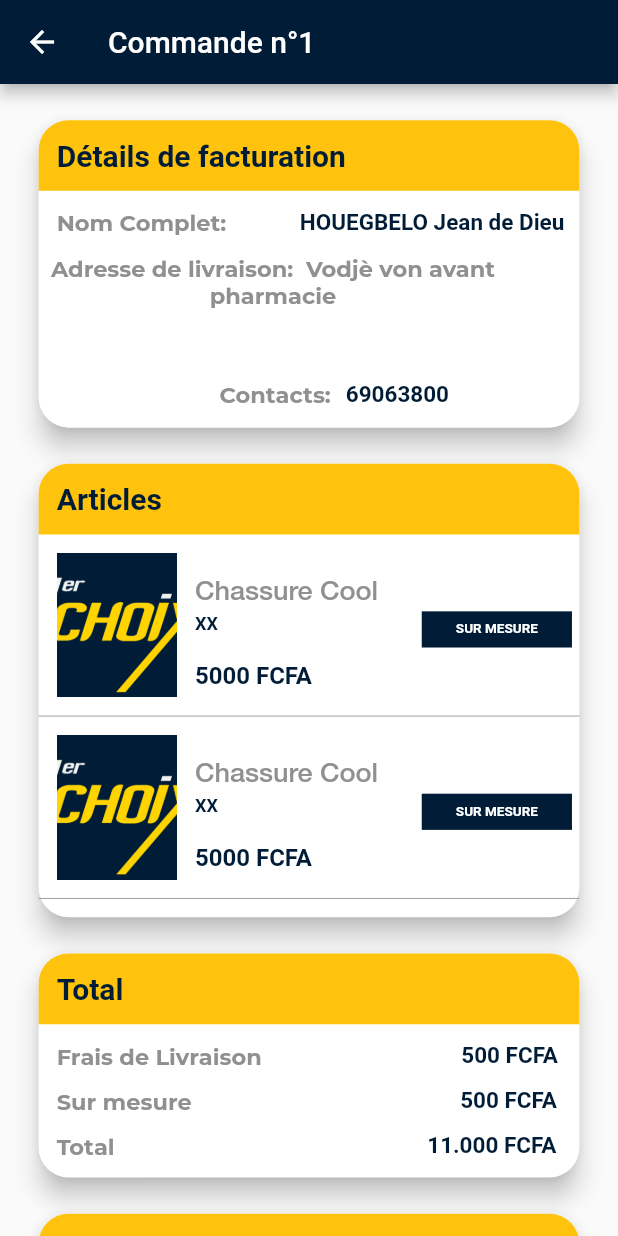
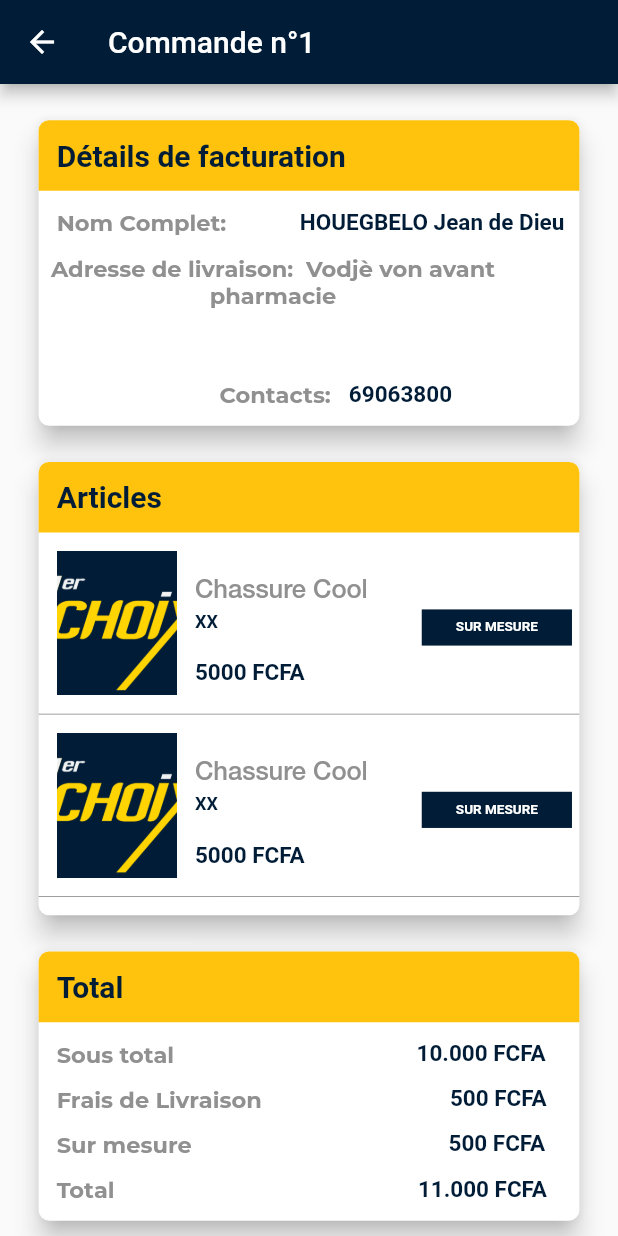
Before and after one commit to savykevin100/First_choice_app, a Flutter app: the MesCommandes screen opened directly, after a tap on "VOIR", on a phone screen of 412 x 824 dp. Run offline on Flutter 3.47's test engine with Material 2 defaults, Android fonts, the phone set to English and light mode, and no system bars; our stand-ins replace badges, cloud_firestore, curved_navigation_bar, datetime_picker_formfield, dropdown_search, email_validator and 7 more; missing offline and left inert: esys_flutter_share, flutter_star_rating, scroll_app_bar, search_choices; accounts and stored records are empty; Roboto replaces fonts that are missing (MontserratBold).

Commit message:
Improvement of the shopping cart page 1 and of DetailsOrders.dart

```diff
--- a/lib/Navigations_pages/Widgets/DetailsCommandes.dart
+++ b/lib/Navigations_pages/Widgets/DetailsCommandes.dart
@@ -20,10 +20,9 @@ class _DetailsCommandesState extends State<DetailsCommandes> {
           children: <Widget>[
             SizedBox(height: longueurPerCent(20, context)),
             Container(
-              height: longueurPerCent(170.0, context),
               width: largeurPerCent(360.0, context),
               child: Material(
-                borderRadius: BorderRadius.circular(20.0),
+                borderRadius: BorderRadius.circular(7.0),
                 color: Colors.white,
                 elevation: 7.0,
                 child: Column(
@@ -31,7 +30,7 @@ class _DetailsCommandesState extends State<DetailsCommandes> {
                     Container(
                       width: largeurPerCent(360.0, context),
                       child: Material(
-                        borderRadius: BorderRadius.only(topLeft: Radius.circular(20),topRight: Radius.circular(20),),
+                        borderRadius: BorderRadius.only(topLeft: Radius.circular(7),topRight: Radius.circular(7),),
                         color: HexColor("#FFC30D"),
                         child: Padding(
                           padding: EdgeInsets.all(longueurPerCent(10, context)),
@@ -42,8 +41,6 @@ class _DetailsCommandesState extends State<DetailsCommandes> {
                         ),
                       ),
                     ),
-
-
                     SizedBox(height: longueurPerCent(10, context),),
                     Row(
                       children: <Widget>[
@@ -109,6 +106,7 @@ class _DetailsCommandesState extends State<DetailsCommandes> {
                         Container(
                           margin: EdgeInsets.only(
                               top: longueurPerCent(0.0, context),
+                              bottom: longueurPerCent(10.0, context),
                               right: longueurPerCent(0.0, context),
                               left: longueurPerCent(100.0, context)),
                           child: Text(
@@ -120,10 +118,9 @@ class _DetailsCommandesState extends State<DetailsCommandes> {
                                 fontFamily: "MonseraBold"),
                           ),
                         ),
-                        Container(
-                          child: Padding(
+                        Padding(
                           padding:
-                            EdgeInsets.only(left: largeurPerCent(10, context)),
+                          EdgeInsets.only(left: longueurPerCent(10, context),bottom:longueurPerCent(10,context) ),
                           child: Text(
                             "69063800",
                             textAlign: TextAlign.right,
@@ -132,7 +129,6 @@ class _DetailsCommandesState extends State<DetailsCommandes> {
                               fontSize: 15,
                               fontFamily: "MontserratBold",
                               fontWeight: FontWeight.bold,
-                              ),
                             ),
                           ),
                         ),
@@ -146,7 +142,7 @@ class _DetailsCommandesState extends State<DetailsCommandes> {
             Container(
               width: largeurPerCent(360.0, context),
               child: Material(
-                borderRadius: BorderRadius.circular(20.0),
+                borderRadius: BorderRadius.circular(7.0),
                 color: Colors.white,
                 elevation: 7.0,
                 child: Column(
@@ -154,7 +150,7 @@ class _DetailsCommandesState extends State<DetailsCommandes> {
                     Container(
                       width: largeurPerCent(360.0, context),
                       child: Material(
-                        borderRadius: BorderRadius.only(topLeft: Radius.circular(20),topRight: Radius.circular(20),),
+                        borderRadius: BorderRadius.only(topLeft: Radius.circular(7),topRight: Radius.circular(7),),
                         color: HexColor("#FFC30D"),
                         child: Padding(
                           padding: EdgeInsets.all(longueurPerCent(10, context)),
@@ -196,7 +192,7 @@ class _DetailsCommandesState extends State<DetailsCommandes> {
                                     style: TextStyle(
                                         color: HexColor(
                                             "#909090"),
-                                        fontSize: 18,
+                                        fontSize: 17,
                                         fontFamily: "Regular"),
                                   ),
                                   SizedBox(
@@ -222,7 +218,7 @@ class _DetailsCommandesState extends State<DetailsCommandes> {
                                     textAlign: TextAlign.right,
                                     style: TextStyle(
                                       color: HexColor("#001C36"),
-                                      fontSize: 16,
+                                      fontSize: 15,
                                       fontFamily: "MontserratBold",
                                       fontWeight: FontWeight.bold,
                                     ),
@@ -296,7 +292,7 @@ class _DetailsCommandesState extends State<DetailsCommandes> {
                                     style: TextStyle(
                                         color: HexColor(
                                             "#909090"),
-                                        fontSize: 18,
+                                        fontSize: 17,
                                         fontFamily: "Regular"),
                                   ),
                                   SizedBox(
@@ -322,7 +318,7 @@ class _DetailsCommandesState extends State<DetailsCommandes> {
                                     textAlign: TextAlign.right,
                                     style: TextStyle(
                                       color: HexColor("#001C36"),
-                                      fontSize: 16,
+                                      fontSize: 15,
                                       fontFamily: "MontserratBold",
                                       fontWeight: FontWeight.bold,
                                     ),
@@ -374,7 +370,7 @@ class _DetailsCommandesState extends State<DetailsCommandes> {
             Container(
               width: largeurPerCent(360.0, context),
               child: Material(
-                borderRadius: BorderRadius.circular(20.0),
+                borderRadius: BorderRadius.circular(7.0),
                 color: Colors.white,
                 elevation: 7.0,
                 child: Column(
@@ -382,7 +378,7 @@ class _DetailsCommandesState extends State<DetailsCommandes> {
                     Container(
                       width: largeurPerCent(360.0, context),
                       child: Material(
-                        borderRadius: BorderRadius.only(topLeft: Radius.circular(20),topRight: Radius.circular(20),),
+                        borderRadius: BorderRadius.only(topLeft: Radius.circular(7),topRight: Radius.circular(7),),
                         color: HexColor("#FFC30D"),
                         child: Padding(
                           padding: EdgeInsets.all(longueurPerCent(10, context)),
@@ -393,8 +389,62 @@ class _DetailsCommandesState extends State<DetailsCommandes> {
                         ),
                       ),
                     ),
-
-
+                    SizedBox(height: longueurPerCent(10, context),),
+                    Row(
+                      children: <Widget>[
+                        Container(
+                          margin: EdgeInsets.only(
+                              top: longueurPerCent(0.0, context),
+                              right: longueurPerCent(0.0, context),
+                              left: longueurPerCent(10.0, context)),
+                          child: Text(
+                            "Sous total      ",
+                            textAlign: TextAlign.left,
+                            style: TextStyle(
+                                color: HexColor("#909090"),
+                                fontSize: 15,
+                                fontFamily: "MonseraBold"),
+                          ),
+                        ),
+                        Expanded(
+                          flex: 6,
+                          child: Container(
+                            child: Padding(
+                              padding:
+                              EdgeInsets.only(left: longueurPerCent(0, context)),
+                              child: Text(
+                                "10.000  ",
+                                textAlign: TextAlign.right,
+                                style: TextStyle(
+                                  color: HexColor("#001C36"),
+                                  fontSize: 15,
+                                  fontFamily: "MontserratBold",
+                                  fontWeight: FontWeight.bold,
+                                ),
+                              ),
+                            ),
+                          ),
+                        ),
+                        Expanded(
+                          flex: 2,
+                          child: Container(
+                            child: Padding(
+                              padding:  EdgeInsets.only(right: longueurPerCent(0, context)),
+                              child: Text(
+                                " FCFA",
+                                textAlign: TextAlign.left,
+                                style: TextStyle(
+                                  color: HexColor("#001C36"),
+                                  fontSize: 15,
+                                  fontFamily: "MontserratBold",
+                                  fontWeight: FontWeight.bold,
+                                ),
+                              ),
+                            ),
+                          ),
+                        ),
+                      ],
+                    ),
                     SizedBox(height: longueurPerCent(10, context),),
                     Row(
                       children: <Widget>[
@@ -413,13 +463,13 @@ class _DetailsCommandesState extends State<DetailsCommandes> {
                           ),
                         ),
                         Expanded(
-                          flex: 6,
+                          flex: 5,
                           child: Container(
                             child: Padding(
                               padding:
                               EdgeInsets.only(left: longueurPerCent(0, context)),
                               child: Text(
-                                "500",
+                                "500 ",
                                 textAlign: TextAlign.right,
                                 style: TextStyle(
                                   color: HexColor("#001C36"),
@@ -461,7 +511,7 @@ class _DetailsCommandesState extends State<DetailsCommandes> {
                               right: longueurPerCent(0.0, context),
                               left: longueurPerCent(10.0, context)),
                           child: Text(
-                            "Sur mesure    ",
+                            "Sur mesure   ",
                             textAlign: TextAlign.left,
                             style: TextStyle(
                                 color: HexColor("#909090"),
@@ -470,13 +520,13 @@ class _DetailsCommandesState extends State<DetailsCommandes> {
                           ),
                         ),
                         Expanded(
-                          flex: 7,
+                          flex: 6,
                           child: Container(
                             child: Padding(
                               padding:
                               EdgeInsets.only(left: longueurPerCent(0, context)),
                               child: Text(
-                                "500",
+                                "500   ",
                                 textAlign: TextAlign.right,
                                 style: TextStyle(
                                   color: HexColor("#001C36"),
@@ -517,7 +567,7 @@ class _DetailsCommandesState extends State<DetailsCommandes> {
                               right: longueurPerCent(0.0, context),
                               left: longueurPerCent(10.0, context)),
                           child: Text(
-                            "Total   ",
+                            "Total  ",
                             textAlign: TextAlign.left,
                             style: TextStyle(
                                 color: HexColor("#909090"),
@@ -526,7 +576,7 @@ class _DetailsCommandesState extends State<DetailsCommandes> {
                           ),
                         ),
                         Expanded(
-                          flex: 9,
+                          flex: 8,
                           child: Container(
                             child: Padding(
                               padding:
@@ -574,7 +624,7 @@ class _DetailsCommandesState extends State<DetailsCommandes> {
             Container(
               width: largeurPerCent(360.0, context),
               child: Material(
-                borderRadius: BorderRadius.circular(20.0),
+                borderRadius: BorderRadius.circular(7),
                 color: Colors.white,
                 elevation: 7.0,
                 child: Column(
@@ -582,7 +632,7 @@ class _DetailsCommandesState extends State<DetailsCommandes> {
                     Container(
                       width: largeurPerCent(360.0, context),
                       child: Material(
-                        borderRadius: BorderRadius.only(topLeft: Radius.circular(20),topRight: Radius.circular(20),),
+                        borderRadius: BorderRadius.only(topLeft: Radius.circular(7),topRight: Radius.circular(7),),
                         color: HexColor("#FFC30D"),
                         child: Padding(
                           padding: EdgeInsets.all(longueurPerCent(10, context)),
@@ -621,7 +671,7 @@ class _DetailsCommandesState extends State<DetailsCommandes> {
             Container(
               width: largeurPerCent(360.0, context),
               child: Material(
-                borderRadius: BorderRadius.circular(20.0),
+                borderRadius: BorderRadius.circular(7),
                 color: Colors.white,
                 elevation: 7.0,
                 child: Column(
@@ -629,7 +679,7 @@ class _DetailsCommandesState extends State<DetailsCommandes> {
                     Container(
                       width: largeurPerCent(360.0, context),
                       child: Material(
-                        borderRadius: BorderRadius.only(topLeft: Radius.circular(20),topRight: Radius.circular(20),),
+                        borderRadius: BorderRadius.only(topLeft: Radius.circular(7),topRight: Radius.circular(7),),
                         color: HexColor("#FFC30D"),
                         child: Padding(
                           padding: EdgeInsets.all(longueurPerCent(10, context)),
--- a/lib/Navigations_pages/accueil.dart
+++ b/lib/Navigations_pages/accueil.dart
@@ -177,7 +177,7 @@ class _AccueilState extends State<Accueil> with SingleTickerProviderStateMixin {
         ),
         Positioned(
           top: longueurPerCent(170.0, context),
-          left: MediaQuery.of(context).size.width / 2.5,
+          left: longueurPerCent(MediaQuery.of(context).size.width*0.33, context),
           child: SelectedPhoto(
               photoIndex: photoIndex, numberOfDots: photos.length),
         ),
--- a/lib/Navigations_pages/mes_commandes.dart
+++ b/lib/Navigations_pages/mes_commandes.dart
@@ -20,10 +20,9 @@ class _MesCommandesState extends State<MesCommandes> {
           children: <Widget>[
             SizedBox(height: longueurPerCent(20, context)),
                 Container(
-                  height: longueurPerCent(180.0, context),
                   width: largeurPerCent(360.0, context),
                   child: Material(
-                    borderRadius: BorderRadius.circular(20.0),
+                    borderRadius: BorderRadius.circular(7),
                     color: Colors.white,
                     elevation: 7.0,
                     child: Column(
@@ -31,7 +30,7 @@ class _MesCommandesState extends State<MesCommandes> {
                         Container(
                           width: largeurPerCent(360.0, context),
                           child: Material(
-                            borderRadius: BorderRadius.only(topLeft: Radius.circular(20),topRight: Radius.circular(20),),
+                            borderRadius: BorderRadius.only(topLeft: Radius.circular(7),topRight: Radius.circular(7),),
                             color: HexColor("#FFC30D"),
                             child: Padding(
                               padding: EdgeInsets.all(longueurPerCent(10, context)),
@@ -62,8 +61,7 @@ class _MesCommandesState extends State<MesCommandes> {
                           ),
                         ),
                         Expanded(
-                          flex: 8,
-                          child: Container(
+                          flex: 7,
                           child: Padding(
                             padding:
                             EdgeInsets.only(right: largeurPerCent(10, context)),
@@ -75,7 +73,6 @@ class _MesCommandesState extends State<MesCommandes> {
                                 fontSize: 16,
                                 fontFamily: "MontserratBold",
                                 fontWeight: FontWeight.bold,
-                                ),
                               ),
                             ),
                           ),
@@ -104,7 +101,7 @@ class _MesCommandesState extends State<MesCommandes> {
                           child: Container(
                             child: Padding(
                               padding:
-                              EdgeInsets.only(left: longueurPerCent(0, context)),
+                              EdgeInsets.only(right: longueurPerCent(10, context)),
                               child: Text(
                                 "32.500",
                                 textAlign: TextAlign.right,
@@ -120,7 +117,6 @@ class _MesCommandesState extends State<MesCommandes> {
                         ),
                         Expanded(
                           flex: 2,
-                          child: Container(
                           child: Padding(
                             padding:  EdgeInsets.only(right: longueurPerCent(0, context)),
                             child: Text(
@@ -131,7 +127,6 @@ class _MesCommandesState extends State<MesCommandes> {
                                 fontSize: 15,
                                 fontFamily: "MontserratBold",
                                 fontWeight: FontWeight.bold,
-                                ),
                               ),
                             ),
                           ),
@@ -156,8 +151,7 @@ class _MesCommandesState extends State<MesCommandes> {
                           ),
                         ),
                         Expanded(
-                          flex: 9,
-                          child: Container(
+                          flex: 7,
                           child: Padding(
                             padding:
                             EdgeInsets.only(right: longueurPerCent(12, context)),
@@ -173,24 +167,22 @@ class _MesCommandesState extends State<MesCommandes> {
                             ),
                           ),
                         ),
-                        ),
                       ],
                     ),
                     SizedBox(height:longueurPerCent(10.0, context)),
                     Container(
-                      margin: EdgeInsets.only(left: longueurPerCent(195, context)),
+                      margin: EdgeInsets.only(left: longueurPerCent(195, context),bottom: longueurPerCent(10, context)),
                       padding: EdgeInsets.only(right: longueurPerCent(16.0, context),left: longueurPerCent(16.0, context),top: largeurPerCent(6.0, context),),
                       height: longueurPerCent(40.0, context),
                       width: largeurPerCent(160.0, context),
-                      child: Material(
-                        borderRadius: BorderRadius.circular(3.0),
-                        //shadowColor: Colors.greenAccent,
-                        color: HexColor("#001C36"),
-                        elevation: 7.0,
                       child: GestureDetector(
                         onTap: () {
                           Navigator.pushNamed(context, DetailsCommandes.id);
                         },
+                        child: Material(
+                          borderRadius: BorderRadius.circular(3.0),
+                          color: HexColor("#001C36"),
+                          elevation: 7.0,
                           child: Center(
                             child: Text(
                               'VOIR',
--- a/lib/Navigations_pages/panier.dart
+++ b/lib/Navigations_pages/panier.dart
@@ -198,8 +198,8 @@ class _PanierState extends State<Panier> {
                                         ),
                                         Expanded(
                                           child: Container(
-                                            margin:EdgeInsets.only(top: longueurPerCent(13, context),
-                                            left: longueurPerCent(10, context)),
+                                              margin:EdgeInsets.only(top: longueurPerCent(13, context),
+                                                  left: longueurPerCent(10, context)),
                                               child: Column(
                                                 mainAxisAlignment: MainAxisAlignment.start,
                                                 crossAxisAlignment: CrossAxisAlignment.start,
--- a/lib/main.dart
+++ b/lib/main.dart
@@ -5,6 +5,7 @@ import 'package:premierchoixapp/Composants/hexadecimal.dart';
 import 'package:premierchoixapp/Design/Article.dart';
 import 'package:premierchoixapp/Design/Dropdowntest.dart';
 import 'package:premierchoixapp/Design/FirstPage.dart';
+import 'package:premierchoixapp/Navigations_pages/Widgets/DetailsCommandes.dart';
 import 'package:premierchoixapp/test.dart';
 import 'Authentification/Decision.dart';
 import 'Authentification/connexion.dart';
@@ -26,6 +27,7 @@ class MyApp extends StatelessWidget {
   Widget build(BuildContext context) {
 
     return MaterialApp(
+      debugShowCheckedModeBanner: false,
       title: 'Flutter Demo',
       theme: ThemeData(
         primaryColor: HexColor("#001C36"),
@@ -38,6 +40,7 @@ class MyApp extends StatelessWidget {
       initialRoute: FirstPage.id,
       routes: {
         Connexion.id: (context) => Connexion(),
+        DetailsCommandes.id: (context) => DetailsCommandes(),
         Inscription.id: (context) => Inscription(),
         Article.id: (context) => Article(),
         Panier.id: (context) => Panier(),
```
Also changed, not shown: lib/Navigations_pages/Pages_article_paniers/Panier1.dart (+54 -80 lines), lib/Navigations_pages/Pages_article_paniers/Panier2.dart (+48 -39 lines). Lines whose indentation alone changed are shown as unchanged.
